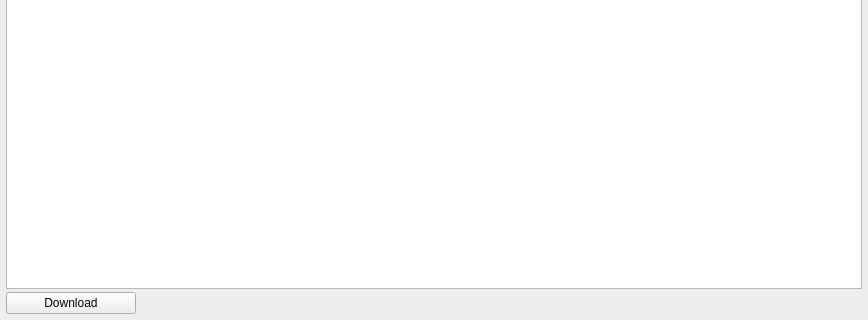
Old version of the form src/search_widget.ui in the repository qmule/qmule; both pictures show x 0 to 868 and y 281 to 601 of the 868 by 601 pixel window.
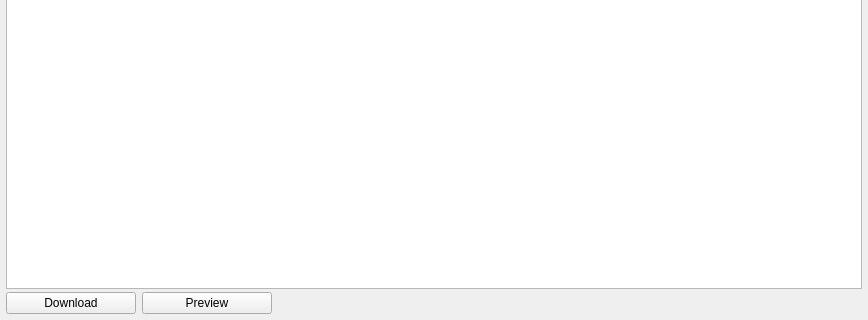
New version of the form. Icons and pictures are not drawn.

Commit message: added preview button.

```diff
--- a/src/search_widget.ui
+++ b/src/search_widget.ui
@@ -340,6 +340,12 @@
     <layout class="QHBoxLayout" name="horizontalLayout">
      <item>
       <widget class="QPushButton" name="btnResults">
+       <property name="sizePolicy">
+        <sizepolicy hsizetype="Preferred" vsizetype="Fixed">
+         <horstretch>0</horstretch>
+         <verstretch>0</verstretch>
+        </sizepolicy>
+       </property>
        <property name="minimumSize">
         <size>
          <width>0</width>
@@ -411,6 +417,8 @@
     </widget>
    </item>
    <item>
+    <layout class="QHBoxLayout" name="horizontalLayout_2">
+     <item>
     <widget class="QPushButton" name="btnDownload">
      <property name="sizePolicy">
       <sizepolicy hsizetype="Fixed" vsizetype="Fixed">
@@ -418,6 +426,12 @@
        <verstretch>0</verstretch>
       </sizepolicy>
      </property>
+       <property name="minimumSize">
+        <size>
+         <width>130</width>
+         <height>0</height>
+        </size>
+       </property>
      <property name="maximumSize">
       <size>
        <width>130</width>
@@ -429,9 +443,47 @@
      </property>
     </widget>
    </item>
-  </layout>
-  <zorder>btnDownload</zorder>
-  <zorder>treeResult</zorder>
+     <item>
+      <widget class="QPushButton" name="btnPreview">
+       <property name="sizePolicy">
+        <sizepolicy hsizetype="Fixed" vsizetype="Fixed">
+         <horstretch>0</horstretch>
+         <verstretch>0</verstretch>
+        </sizepolicy>
+       </property>
+       <property name="minimumSize">
+        <size>
+         <width>130</width>
+         <height>0</height>
+        </size>
+       </property>
+       <property name="maximumSize">
+        <size>
+         <width>130</width>
+         <height>16777215</height>
+        </size>
+       </property>
+       <property name="text">
+        <string>Preview</string>
+       </property>
+      </widget>
+     </item>
+     <item>
+      <spacer name="horizontalSpacer_3">
+       <property name="orientation">
+        <enum>Qt::Horizontal</enum>
+       </property>
+       <property name="sizeHint" stdset="0">
+        <size>
+         <width>40</width>
+         <height>20</height>
+        </size>
+       </property>
+      </spacer>
+     </item>
+    </layout>
+   </item>
+  </layout>
  </widget>
  <layoutdefault spacing="6" margin="11"/>
  <resources>
```
Lines whose indentation alone changed are shown as unchanged. The commit also changes 2 other files.
